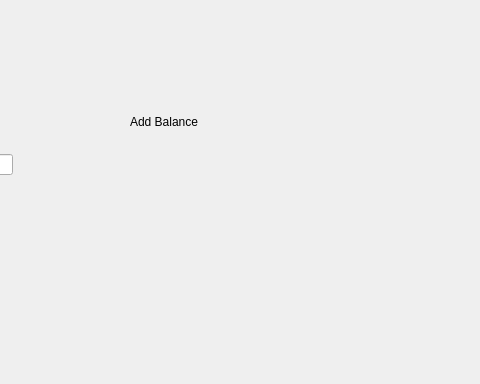
Above: Applied-Final-Project/accountpage.ui from MohmedAkram/Applied-Final-Project before the change; both pictures show x 120 to 600 and y 216 to 600 of the 800 by 600 pixel window. Below: the same form after it.
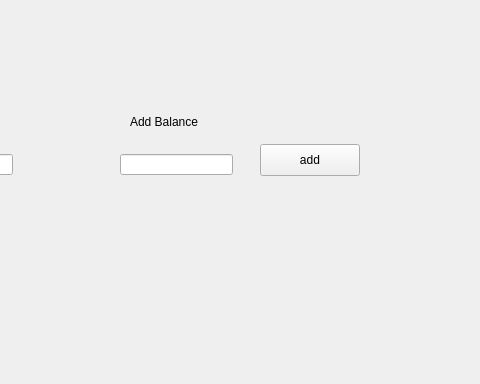
That is the form after the change.

Diff of the .ui file:
```diff
--- a/Applied-Final-Project/accountpage.ui
+++ b/Applied-Final-Project/accountpage.ui
@@ -206,6 +206,32 @@
      <string>Add Balance</string>
     </property>
    </widget>
+   <widget class="QLineEdit" name="add">
+    <property name="geometry">
+     <rect>
+      <x>240</x>
+      <y>370</y>
+      <width>113</width>
+      <height>21</height>
+     </rect>
+    </property>
+    <property name="text">
+     <string/>
+    </property>
+   </widget>
+   <widget class="QPushButton" name="add_balance">
+    <property name="geometry">
+     <rect>
+      <x>380</x>
+      <y>360</y>
+      <width>100</width>
+      <height>32</height>
+     </rect>
+    </property>
+    <property name="text">
+     <string>add</string>
+    </property>
+   </widget>
   </widget>
   <widget class="QMenuBar" name="menubar">
    <property name="geometry">
```
